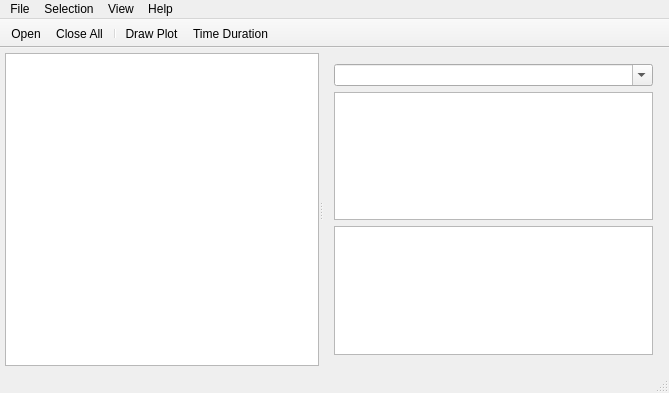
kery/MacVisTat, file VisualIntStat/mainwindow.ui: the form before one commit.
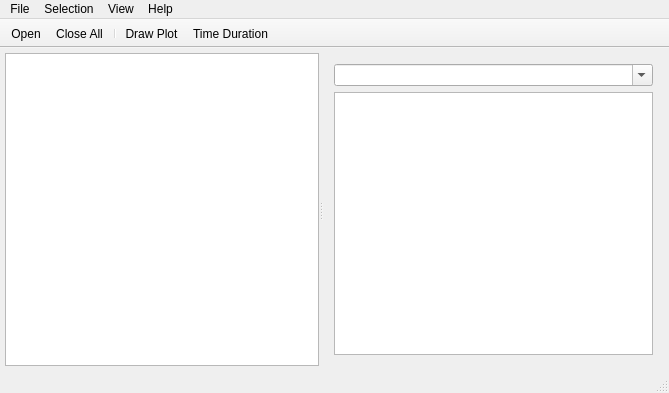
The form after the commit. Icons and pictures are not drawn.

Commit message: Removed tree view and add a timer for filter

```diff
--- a/VisualIntStat/mainwindow.ui
+++ b/VisualIntStat/mainwindow.ui
@@ -50,7 +50,7 @@
        </property>
       </widget>
       <widget class="QWidget" name="layoutWidget">
-       <layout class="QVBoxLayout" name="verticalLayout" stretch="0,0,0">
+       <layout class="QVBoxLayout" name="verticalLayout" stretch="0,0">
         <item>
          <widget class="QComboBox" name="cbRegExpFilter">
           <property name="editable">
@@ -58,13 +58,6 @@
           </property>
          </widget>
         </item>
-        <item>
-         <widget class="QTreeView" name="tvStatName">
-          <property name="headerHidden">
-           <bool>true</bool>
-          </property>
-         </widget>
-        </item>
         <item>
          <widget class="QListView" name="lvStatName">
           <property name="sizePolicy">
```
Left out of the diff: 3 changed lines with no effect on the pictures. The commit also changes 5 other files.
